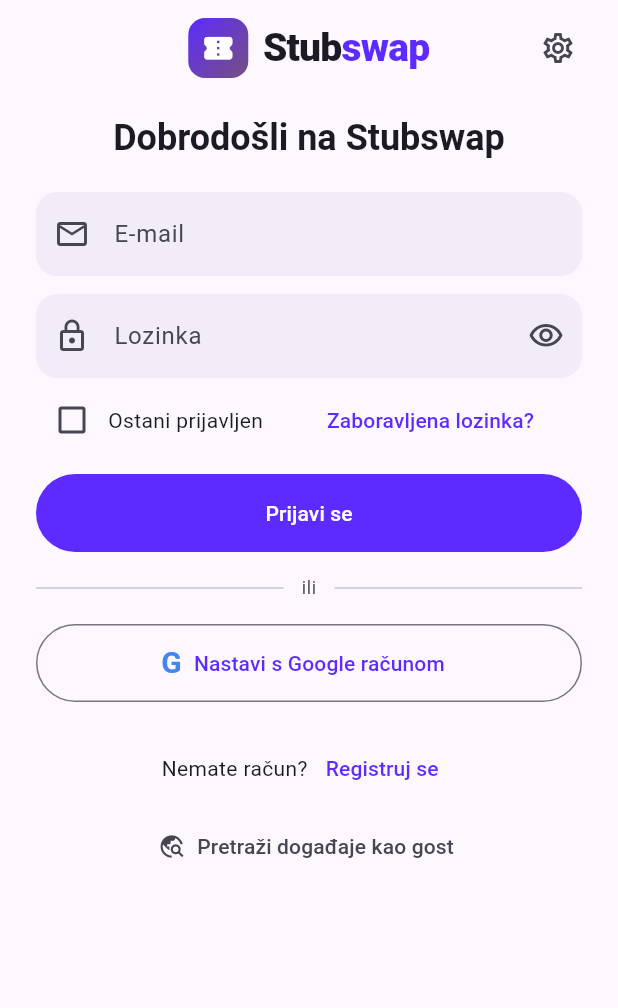
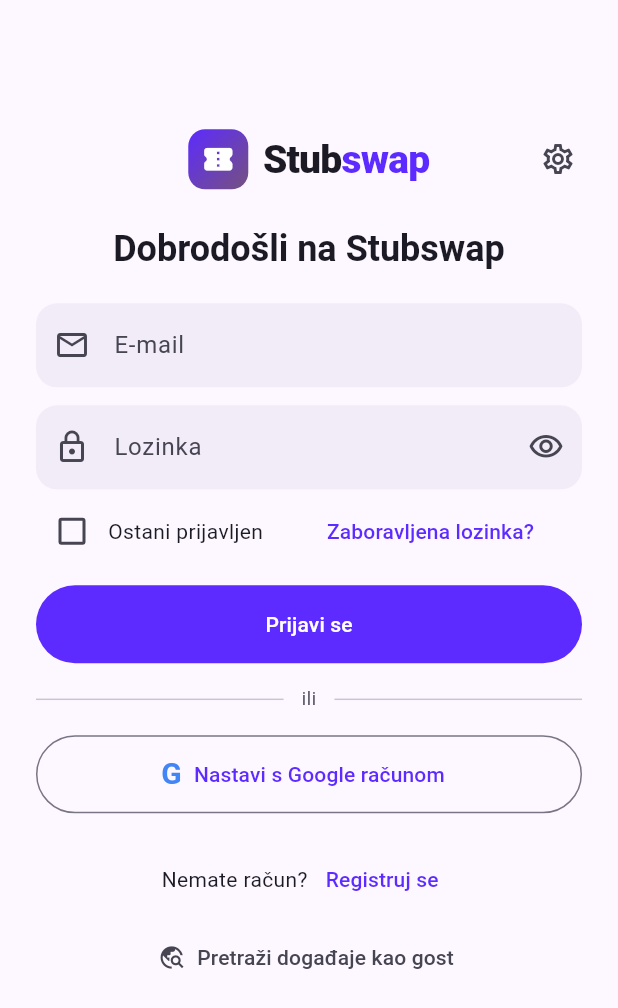
Before and after one commit to durmexyt-dot/flat, a Flutter app: the screen it shows after launch, after a tap on "Ostani prijavljen", on a phone screen of 412 x 824 dp. Shown: the top 1008 px of the screen. Run offline on Flutter 3.47's test engine with Material 3 defaults, Android fonts, the phone set to English and light mode, and no system bars; our stand-ins replace firebase_auth, firebase_core, flutter_riverpod, go_router, shared_preferences, web; accounts and stored records are empty; statements that could not run were skipped.

Commit message:
Fix keep-me-signed-in on web, center auth form on large screens, animate sign-in
- Without "keep me signed in" the web session is now in memory only, so it
  ends on reload or reopen. Session persistence survived reloads, and iOS
  Safari restores it even after Safari was closed.
- Large screens: sign-in form centered in a card. Phones: form moved lower
  while staying clear of the iPhone keyboard.
- Submit buttons shrink into a spinner until the response arrives; errors
  slide in.

Co-Authored-By: Claude Opus 5.5 <noreply@anthropic.com>
Claude-Session: https://claude.ai/code/session_01MQTazkm2TfVcnk7cr8E261

```diff
--- a/lib/src/auth/auth_repository.dart
+++ b/lib/src/auth/auth_repository.dart
@@ -62,8 +62,7 @@ class FirebaseAuthRepository implements AuthRepository {
   final SharedPreferences _prefs;
 
   /// Ends a session the user did not want to keep. On web this is handled by
-  /// session persistence (cleared when the tab closes); native apps call this
-  /// once at startup.
+  /// in-memory persistence; native apps call this once at startup.
   static Future<void> dropUnwantedSession(
     FirebaseAuth auth,
     SharedPreferences prefs,
@@ -92,7 +91,10 @@ class FirebaseAuthRepository implements AuthRepository {
     await _prefs.setBool(_keepSignedInKey, keep);
     if (kIsWeb) {
       await _auth.setPersistence(
-        keep ? Persistence.LOCAL : Persistence.SESSION,
+        // NONE keeps the session in memory only, so it ends on reload or when
+        // the app is reopened. SESSION would survive reloads, and iOS Safari
+        // even restores it after Safari was closed.
+        keep ? Persistence.LOCAL : Persistence.NONE,
       );
     }
   }
--- a/lib/src/auth/auth_widgets.dart
+++ b/lib/src/auth/auth_widgets.dart
@@ -51,10 +51,10 @@ class SettingsButton extends StatelessWidget {
 /// Layout shared by the sign-in screens: brand on top, then a headline that
 /// flies in from the previous screen, then the form.
 ///
-/// Everything sits at the top of the screen. On iPhone Safari the keyboard
-/// covers the lower half, and Safari shifts the page when a focused field
-/// would be hidden, which misaligns Flutter's text fields with their native
-/// input.
+/// On large screens the form is centered in a card. On phones it sits in the
+/// upper part: on iPhone Safari the keyboard covers the lower half, and
+/// Safari shifts the page when a focused field would be hidden, which
+/// misaligns Flutter's text fields with their native input.
 class AuthScaffold extends StatelessWidget {
   const AuthScaffold({
     super.key,
@@ -67,19 +67,13 @@ class AuthScaffold extends StatelessWidget {
   final String? subtitle;
   final List<Widget> children;
 
+  static const _padding = EdgeInsets.fromLTRB(16, 8, 16, 24);
+
   @override
   Widget build(BuildContext context) {
     final theme = Theme.of(context);
 
-    return Scaffold(
-      body: SafeArea(
-        child: Align(
-          alignment: Alignment.topCenter,
-          child: SingleChildScrollView(
-            padding: const EdgeInsets.fromLTRB(16, 8, 16, 24),
-            child: ConstrainedBox(
-              constraints: const BoxConstraints(maxWidth: 420),
-              child: Column(
+    final content = Column(
       crossAxisAlignment: CrossAxisAlignment.stretch,
       children: [
         Row(
@@ -120,9 +114,50 @@ class AuthScaffold extends StatelessWidget {
           ),
         ),
       ],
+    );
+
+    return Scaffold(
+      body: SafeArea(
+        child: LayoutBuilder(
+          builder: (context, constraints) {
+            final large =
+                constraints.maxWidth >= 600 && constraints.maxHeight >= 700;
+            return SingleChildScrollView(
+              padding: _padding,
+              child: ConstrainedBox(
+                constraints: BoxConstraints(
+                  minHeight: constraints.maxHeight - _padding.vertical,
+                ),
+                child: Align(
+                  // Phones: a third of the free space above the form, which
+                  // keeps the fields clear of the iPhone keyboard.
+                  alignment: large
+                      ? Alignment.center
+                      : const Alignment(0, -0.3),
+                  child: ConstrainedBox(
+                    constraints: const BoxConstraints(maxWidth: 440),
+                    child: large
+                        ? Card.filled(
+                            color: theme.colorScheme.surfaceContainerLow,
+                            shape: RoundedRectangleBorder(
+                              borderRadius: BorderRadius.circular(28),
+                            ),
+                            child: Padding(
+                              padding: const EdgeInsets.fromLTRB(
+                                16,
+                                16,
+                                16,
+                                24,
+                              ),
+                              child: content,
+                            ),
+                          )
+                        : content,
                   ),
                 ),
               ),
+            );
+          },
         ),
       ),
     );
@@ -217,25 +252,39 @@ class EmailField extends StatelessWidget {
   }
 }
 
-class ErrorText extends StatelessWidget {
-  const ErrorText(this.text, {super.key});
+/// Error line under a form; slides open when an error appears.
+class AnimatedErrorText extends StatelessWidget {
+  const AnimatedErrorText(this.text, {super.key});
 
+  /// Empty for no error.
   final String text;
 
   @override
   Widget build(BuildContext context) {
-    return Padding(
+    return AnimatedSize(
+      duration: const Duration(milliseconds: 250),
+      curve: Curves.easeOutCubic,
+      alignment: Alignment.topCenter,
+      child: AnimatedSwitcher(
+        duration: const Duration(milliseconds: 250),
+        child: text.isEmpty
+            ? const SizedBox(width: double.infinity)
+            : Padding(
+                key: ValueKey(text),
                 padding: const EdgeInsets.only(top: 12),
                 child: Text(
                   text,
                   textAlign: TextAlign.center,
                   style: TextStyle(color: Theme.of(context).colorScheme.error),
                 ),
+              ),
+      ),
     );
   }
 }
 
-/// Primary action button with a loading state.
+/// Primary action button. While [loading], it shrinks into a circle with a
+/// spinner and grows back once the response is there.
 class SubmitButton extends StatelessWidget {
   const SubmitButton({
     super.key,
@@ -248,18 +297,55 @@ class SubmitButton extends StatelessWidget {
   final bool loading;
   final VoidCallback onPressed;
 
+  static const _height = 52.0;
+  static const _duration = Duration(milliseconds: 350);
+
   @override
   Widget build(BuildContext context) {
-    return FilledButton(
-      onPressed: loading ? null : onPressed,
-      style: FilledButton.styleFrom(minimumSize: const Size.fromHeight(52)),
+    final colors = Theme.of(context).colorScheme;
+
+    return SizedBox(
+      height: _height,
+      child: LayoutBuilder(
+        builder: (context, constraints) => Center(
+          child: AnimatedContainer(
+            duration: _duration,
+            curve: Curves.easeInOutCubic,
+            width: loading ? _height : constraints.maxWidth,
+            height: _height,
+            child: IgnorePointer(
+              ignoring: loading,
+              child: FilledButton(
+                onPressed: onPressed,
+                style: FilledButton.styleFrom(
+                  padding: EdgeInsets.zero,
+                  minimumSize: const Size(_height, _height),
+                  shape: const StadiumBorder(),
+                ),
+                child: AnimatedSwitcher(
+                  duration: const Duration(milliseconds: 200),
                   child: loading
-          ? const SizedBox(
-              width: 20,
-              height: 20,
-              child: CircularProgressIndicator(strokeWidth: 2),
+                      ? SizedBox.square(
+                          key: const ValueKey('loading'),
+                          dimension: 22,
+                          child: CircularProgressIndicator(
+                            strokeWidth: 2.5,
+                            color: colors.onPrimary,
+                          ),
                         )
-          : Text(label),
+                      : Text(
+                          label,
+                          key: const ValueKey('label'),
+                          maxLines: 1,
+                          softWrap: false,
+                          overflow: TextOverflow.clip,
+                        ),
+                ),
+              ),
+            ),
+          ),
+        ),
+      ),
     );
   }
 }
--- a/lib/src/auth/forgot_password_page.dart
+++ b/lib/src/auth/forgot_password_page.dart
@@ -97,7 +97,7 @@ class _ForgotPasswordPageState extends ConsumerState<ForgotPasswordPage> {
                   onSubmitted: (_) => _submit(),
                 ),
               ),
-              if (error.isNotEmpty) ErrorText(error),
+              AnimatedErrorText(error),
               const SizedBox(height: 20),
               SubmitButton(
                 label: l10n.resetButton,
--- a/lib/src/auth/login_page.dart
+++ b/lib/src/auth/login_page.dart
@@ -115,7 +115,7 @@ class _LoginPageState extends ConsumerState<LoginPage> {
             ),
           ],
         ),
-        if (error.isNotEmpty) ErrorText(error),
+        AnimatedErrorText(error),
         const SizedBox(height: 12),
         SubmitButton(
           label: l10n.loginButton,
--- a/lib/src/auth/signup_page.dart
+++ b/lib/src/auth/signup_page.dart
@@ -108,7 +108,7 @@ class _SignupPageState extends ConsumerState<SignupPage> {
             ),
           ),
         ),
-        if (error.isNotEmpty) ErrorText(error),
+        AnimatedErrorText(error),
         const SizedBox(height: 20),
         SubmitButton(
           label: l10n.createAccountButton,
```
Also changed, not shown: 2 other files. Lines whose indentation alone changed are shown as unchanged.
